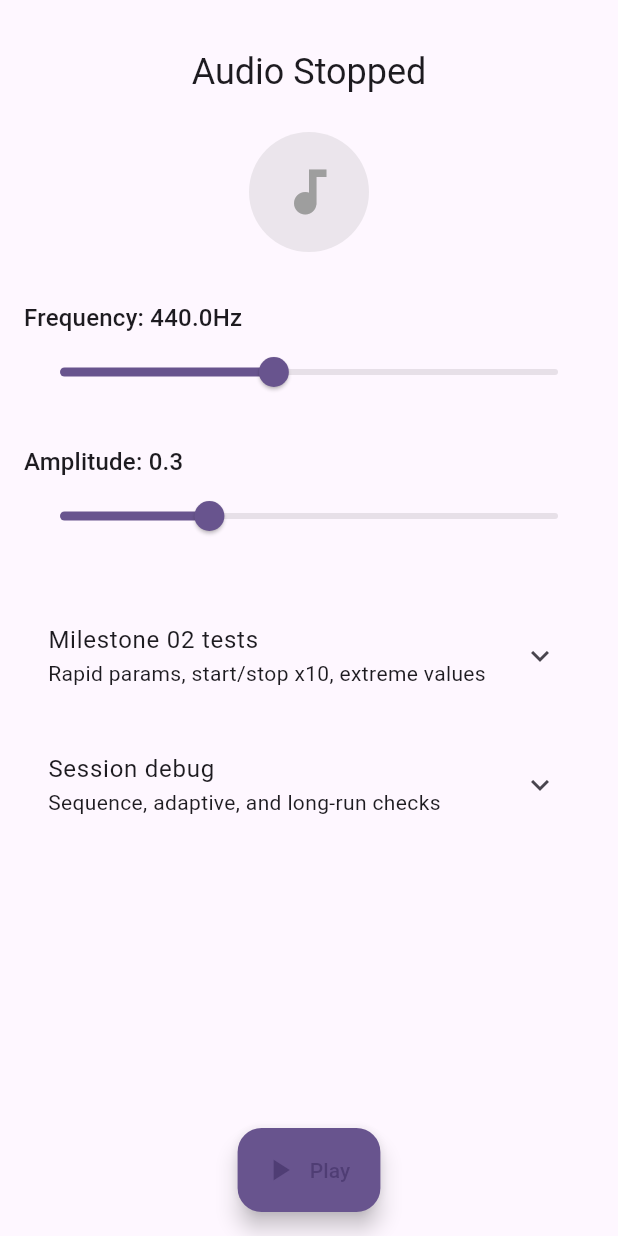
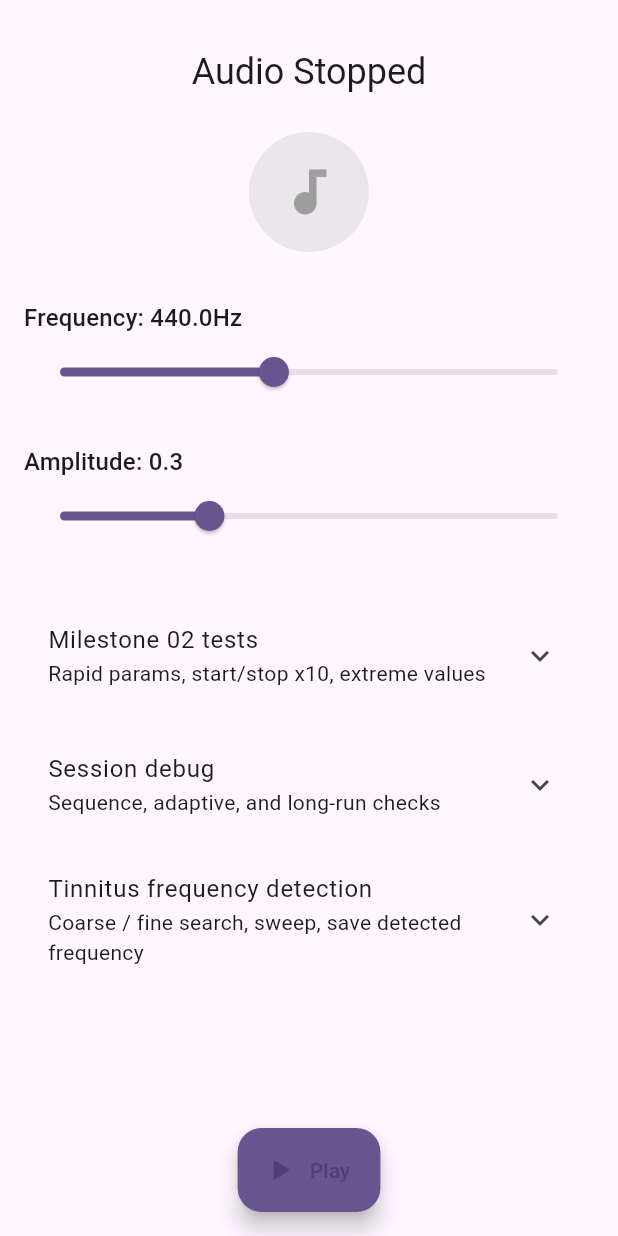
Before and after one commit to adarshchauhan095/audio_engine, a Flutter app: the screen it shows after launch, on a phone screen of 412 x 824 dp. Run offline on Flutter 3.47's test engine with Material 3 defaults, Android fonts, the phone set to English and light mode, and no system bars; our stand-ins replace shared_preferences; missing offline and left inert: dart:ffi; statements that could not run were skipped.

Commit message:
feat(M3): Individual Frequency Detection Module
- Add persistent storage for detected frequency (shared_preferences)
  - lib/storage/detected_frequency_storage.dart: save/load, 20–8000 Hz clamp
- Add Tinnitus Detection UI (lib/ui/tinnitus_detection_section.dart)
  - Coarse slider (20–8000 Hz, 100 Hz steps)
  - Fine adjustment buttons (-5, -1, +1, +5 Hz)
  - Sweep mode: up/down, slow/medium/fast, interruptible (Stop)
  - Save as my frequency / Load saved; display saved value
- Integrate section into HomeScreen (expansion tile)
- Add docs/M3_FREQUENCY_DETECTION.md (notes + acceptance checklist)
- Update README: M3 flow, architecture, project structure, validation
- Sweep timer cancelled on widget dispose; all control via AudioEngine

```diff
--- /dev/null
+++ b/lib/storage/detected_frequency_storage.dart
@@ -0,0 +1,43 @@
+import 'package:shared_preferences/shared_preferences.dart';
+
+/// Valid frequency range for tinnitus detection (Hz). Used for validation before save.
+const double kMinFrequencyHz = 20.0;
+const double kMaxFrequencyHz = 8000.0;
+
+const String _kDetectedTinnitusFrequencyKey = 'detected_tinnitus_frequency';
+
+/// Persistent local storage for the user-detected tinnitus frequency.
+///
+/// Saves and loads a single frequency value. Value is clamped to
+/// [kMinFrequencyHz, kMaxFrequencyHz] before save. Used by the
+/// Milestone 03 frequency detection module.
+class DetectedFrequencyStorage {
+  DetectedFrequencyStorage._();
+  static SharedPreferences? _prefs;
+
+  static Future<void> _ensureInit() async {
+    _prefs ??= await SharedPreferences.getInstance();
+  }
+
+  /// Saves the detected frequency in Hz. Clamps to [kMinFrequencyHz, kMaxFrequencyHz].
+  /// Returns true if save succeeded.
+  static Future<bool> saveDetectedFrequency(double hz) async {
+    await _ensureInit();
+    final clamped = _clamp(hz);
+    return _prefs!.setDouble(_kDetectedTinnitusFrequencyKey, clamped);
+  }
+
+  /// Loads the previously saved detected frequency, or null if never saved.
+  static Future<double?> loadDetectedFrequency() async {
+    await _ensureInit();
+    final value = _prefs!.getDouble(_kDetectedTinnitusFrequencyKey);
+    if (value == null) return null;
+    return _clamp(value);
+  }
+
+  static double _clamp(double v) {
+    if (v < kMinFrequencyHz) return kMinFrequencyHz;
+    if (v > kMaxFrequencyHz) return kMaxFrequencyHz;
+    return v;
+  }
+}
--- a/lib/ui/home_screen.dart
+++ b/lib/ui/home_screen.dart
@@ -11,6 +11,7 @@ import 'package:flutter/material.dart';
 import '../engine/audio_engine.dart';
 import '../engine/bindings.dart';
 import '../session/session_controller.dart';
+import 'tinnitus_detection_section.dart';
 import 'widgets/amplitude_slider.dart';
 import 'widgets/frequency_slider.dart';
 
@@ -321,6 +322,8 @@ class _HomeScreenState extends State<HomeScreen> {
                 _buildM2TestSection(),
                 const SizedBox(height: 12),
                 _buildSessionDebugSection(),
+                const SizedBox(height: 12),
+                TinnitusDetectionSection(engine: _engine),
               ],
             ),
           ),
--- /dev/null
+++ b/lib/ui/tinnitus_detection_section.dart
@@ -0,0 +1,301 @@
+import 'dart:async';
+
+import 'package:flutter/material.dart';
+
+import '../engine/audio_engine.dart';
+import '../storage/detected_frequency_storage.dart';
+
+/// Sweep speed presets (Hz per second).
+enum SweepSpeed {
+  slow(50),
+  medium(200),
+  fast(500);
+
+  const SweepSpeed(this.hzPerSecond);
+  final double hzPerSecond;
+}
+
+/// Milestone 03: Tinnitus frequency detection section.
+///
+/// Provides coarse and fine frequency search, sweep mode (up/down, adjustable
+/// speed, interruptible), and persistent save/load of detected frequency.
+/// All control goes through [engine]; does not modify native/FFI directly.
+class TinnitusDetectionSection extends StatefulWidget {
+  const TinnitusDetectionSection({
+    super.key,
+    required this.engine,
+  });
+
+  final AudioEngine? engine;
+
+  @override
+  State<TinnitusDetectionSection> createState() =>
+      _TinnitusDetectionSectionState();
+}
+
+class _TinnitusDetectionSectionState extends State<TinnitusDetectionSection> {
+  /// Current frequency used for detection (coarse/fine/sweep). Clamped to valid range.
+  final ValueNotifier<double> _detectionFrequency = ValueNotifier(440.0);
+
+  /// Saved frequency loaded from storage; null until first load or if never saved.
+  double? _savedFrequency;
+
+  bool _sweepActive = false;
+  SweepSpeed _sweepSpeed = SweepSpeed.medium;
+  Timer? _sweepTimer;
+  static const int _sweepIntervalMs = 50;
+
+  @override
+  void initState() {
+    super.initState();
+    _detectionFrequency.addListener(_onDetectionFrequencyChanged);
+    _loadSavedFrequency();
+  }
+
+  @override
+  void dispose() {
+    _sweepTimer?.cancel();
+    _sweepTimer = null;
+    _detectionFrequency.removeListener(_onDetectionFrequencyChanged);
+    _detectionFrequency.dispose();
+    super.dispose();
+  }
+
+  void _onDetectionFrequencyChanged() {
+    final hz = _clamp(_detectionFrequency.value);
+    widget.engine?.setFrequency(hz);
+  }
+
+  Future<void> _loadSavedFrequency() async {
+    final saved = await DetectedFrequencyStorage.loadDetectedFrequency();
+    if (saved != null && mounted) {
+      setState(() => _savedFrequency = saved);
+      // Do not auto-apply to engine here; user taps "Load saved" to apply.
+    }
+  }
+
+  static double _clamp(double v) {
+    if (v < kMinFrequencyHz) return kMinFrequencyHz;
+    if (v > kMaxFrequencyHz) return kMaxFrequencyHz;
+    return v;
+  }
+
+  void _applyFrequency(double hz) {
+    final clamped = _clamp(hz);
+    _detectionFrequency.value = clamped;
+  }
+
+  void _startSweep(bool upward) {
+    if (widget.engine == null || _sweepActive) return;
+    _sweepActive = true;
+    setState(() {});
+    final speed = _sweepSpeed.hzPerSecond;
+    final step = speed * (_sweepIntervalMs / 1000.0) * (upward ? 1 : -1);
+    _sweepTimer = Timer.periodic(
+      const Duration(milliseconds: _sweepIntervalMs),
+      (_) {
+        if (!mounted) return;
+        double next = _detectionFrequency.value + step;
+        next = _clamp(next);
+        _detectionFrequency.value = next;
+        if (next <= kMinFrequencyHz || next >= kMaxFrequencyHz) {
+          _stopSweep();
+        }
+      },
+    );
+  }
+
+  void _stopSweep() {
+    _sweepTimer?.cancel();
+    _sweepTimer = null;
+    _sweepActive = false;
+    if (mounted) setState(() {});
+  }
+
+  Future<void> _saveDetectedFrequency() async {
+    final hz = _clamp(_detectionFrequency.value);
+    await DetectedFrequencyStorage.saveDetectedFrequency(hz);
+    if (mounted) {
+      setState(() => _savedFrequency = hz);
+      ScaffoldMessenger.of(context).showSnackBar(
+        SnackBar(content: Text('Saved ${hz.toStringAsFixed(1)} Hz')),
+      );
+    }
+  }
+
+  void _loadAndApplySaved() async {
+    final saved = await DetectedFrequencyStorage.loadDetectedFrequency();
+    if (saved != null) {
+      _applyFrequency(saved);
+      if (mounted) setState(() => _savedFrequency = saved);
+    }
+  }
+
+  @override
+  Widget build(BuildContext context) {
+    final engine = widget.engine;
+    return ExpansionTile(
+      title: const Text('Tinnitus frequency detection'),
+      subtitle: const Text(
+        'Coarse / fine search, sweep, save detected frequency',
+      ),
+      children: [
+        Padding(
+          padding: const EdgeInsets.symmetric(horizontal: 16, vertical: 12),
+          child: Column(
+            crossAxisAlignment: CrossAxisAlignment.stretch,
+            children: [
+              if (_savedFrequency != null)
+                Padding(
+                  padding: const EdgeInsets.only(bottom: 8),
+                  child: Text(
+                    'Saved frequency: ${_savedFrequency!.toStringAsFixed(1)} Hz',
+                    style: Theme.of(context).textTheme.titleSmall,
+                  ),
+                ),
+              ValueListenableBuilder<double>(
+                valueListenable: _detectionFrequency,
+                builder: (context, value, _) {
+                  return Text(
+                    'Current: ${value.toStringAsFixed(1)} Hz',
+                    style: Theme.of(context).textTheme.titleMedium,
+                  );
+                },
+              ),
+              const SizedBox(height: 12),
+              const Text('Coarse (100 Hz steps)', style: TextStyle(fontSize: 12)),
+              ValueListenableBuilder<double>(
+                valueListenable: _detectionFrequency,
+                builder: (context, value, _) {
+                  return Slider(
+                    value: value.clamp(kMinFrequencyHz, kMaxFrequencyHz),
+                    min: kMinFrequencyHz,
+                    max: kMaxFrequencyHz,
+                    divisions: ((kMaxFrequencyHz - kMinFrequencyHz) / 100)
+                        .round()
+                        .clamp(1, 500),
+                    label: value.toStringAsFixed(0),
+                    onChanged: engine == null
+                        ? null
+                        : (v) => _applyFrequency(v),
+                  );
+                },
+              ),
+              const SizedBox(height: 8),
+              const Text('Fine adjustment', style: TextStyle(fontSize: 12)),
+              Wrap(
+                alignment: WrapAlignment.center,
+                spacing: 8,
+                runSpacing: 8,
+                children: [
+                  _FineButton(
+                    label: '-5',
+                    onPressed: engine == null
+                        ? null
+                        : () => _applyFrequency(
+                            _detectionFrequency.value - 5),
+                  ),
+                  _FineButton(
+                    label: '-1',
+                    onPressed: engine == null
+                        ? null
+                        : () => _applyFrequency(
+                            _detectionFrequency.value - 1),
+                  ),
+                  _FineButton(
+                    label: '+1',
+                    onPressed: engine == null
+                        ? null
+                        : () => _applyFrequency(
+                            _detectionFrequency.value + 1),
+                  ),
+                  _FineButton(
+                    label: '+5',
+                    onPressed: engine == null
+                        ? null
+                        : () => _applyFrequency(
+                            _detectionFrequency.value + 5),
+                  ),
+                ],
+              ),
+              const SizedBox(height: 16),
+              const Text('Sweep', style: TextStyle(fontSize: 12)),
+              Wrap(
+                spacing: 8,
+                runSpacing: 8,
+                children: [
+                  DropdownButton<SweepSpeed>(
+                    value: _sweepSpeed,
+                    isExpanded: false,
+                    items: SweepSpeed.values
+                        .map((s) => DropdownMenuItem(
+                              value: s,
+                              child: Text(s.name),
+                            ))
+                        .toList(),
+                    onChanged: _sweepActive
+                        ? null
+                        : (v) {
+                            if (v != null) setState(() => _sweepSpeed = v);
+                          },
+                  ),
+                  FilledButton.icon(
+                    onPressed: engine == null || _sweepActive
+                        ? null
+                        : () => _startSweep(true),
+                    icon: const Icon(Icons.arrow_upward, size: 18),
+                    label: const Text('Sweep up'),
+                  ),
+                  FilledButton.icon(
+                    onPressed: engine == null || _sweepActive
+                        ? null
+                        : () => _startSweep(false),
+                    icon: const Icon(Icons.arrow_downward, size: 18),
+                    label: const Text('Sweep down'),
+                  ),
+                  FilledButton.tonalIcon(
+                    onPressed: _sweepActive ? _stopSweep : null,
+                    icon: const Icon(Icons.stop, size: 18),
+                    label: const Text('Stop'),
+                  ),
+                ],
+              ),
+              const SizedBox(height: 12),
+              Wrap(
+                spacing: 8,
+                runSpacing: 8,
+                children: [
+                  FilledButton.icon(
+                    onPressed: engine == null ? null : _saveDetectedFrequency,
+                    icon: const Icon(Icons.save, size: 18),
+                    label: const Text('Save as my frequency'),
+                  ),
+                  OutlinedButton.icon(
+                    onPressed: _savedFrequency == null ? null : _loadAndApplySaved,
+                    icon: const Icon(Icons.refresh, size: 18),
+                    label: const Text('Load saved'),
+                  ),
+                ],
+              ),
+            ],
+          ),
+        ),
+      ],
+    );
+  }
+}
+
+class _FineButton extends StatelessWidget {
+  const _FineButton({required this.label, this.onPressed});
+
+  final String label;
+  final VoidCallback? onPressed;
+
+  @override
+  Widget build(BuildContext context) {
+    return FilledButton.tonal(
+      onPressed: onPressed,
+      child: Text(label),
+    );
+  }
+}
--- a/pubspec.yaml
+++ b/pubspec.yaml
@@ -34,6 +34,9 @@ dependencies:
   # The following adds the Cupertino Icons font to your application.
   # Use with the CupertinoIcons class for iOS style icons.
   cupertino_icons: ^1.0.8
+
+  # Persistent local storage for detected tinnitus frequency (Milestone 03).
+  shared_preferences: ^2.2.2
 
 dev_dependencies:
   flutter_test:
```
Also changed, not shown: 3 other files.
